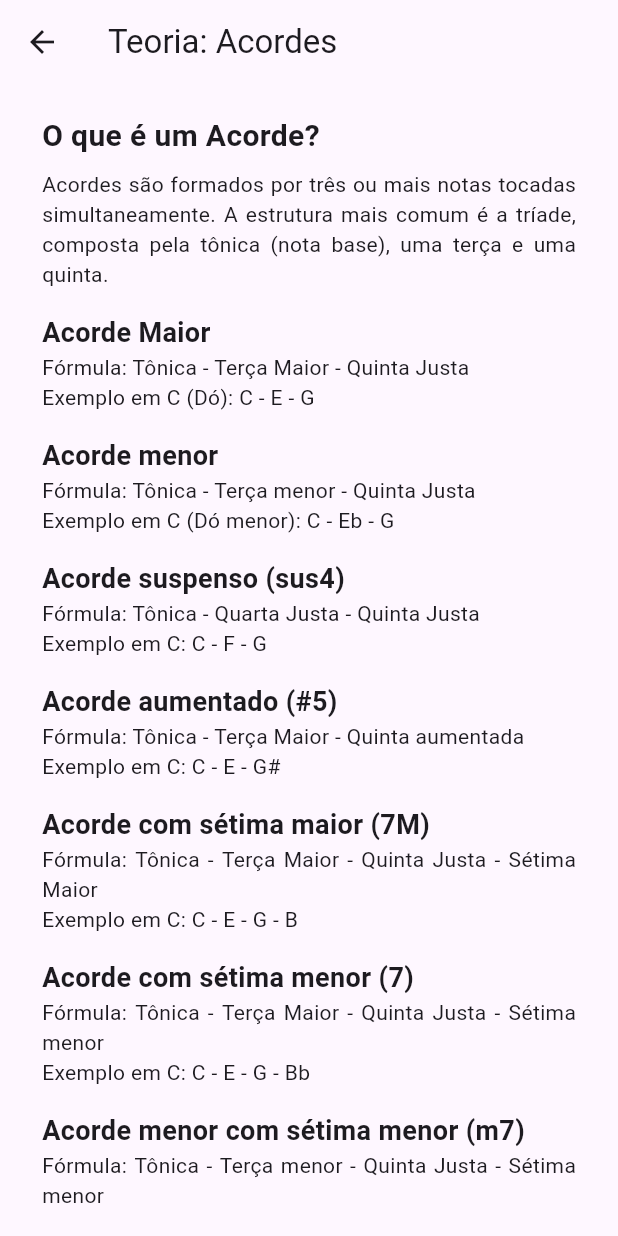
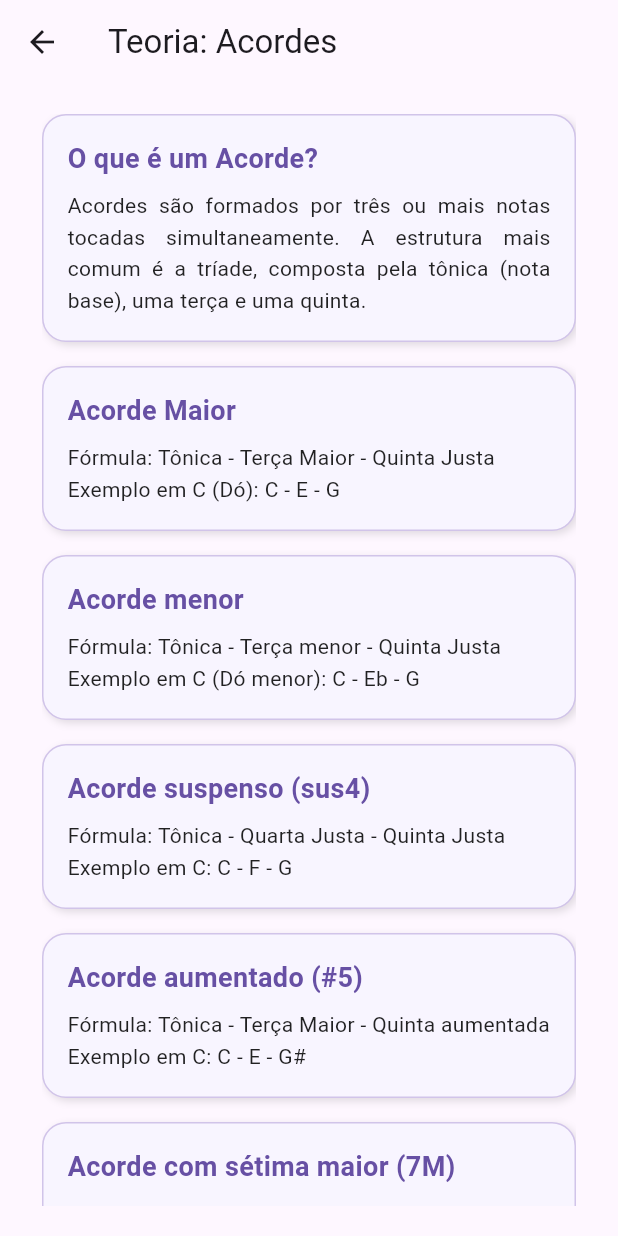
Before and after one commit to jorgearcarvalho/tabuada-do-musico, a Flutter app: the MenuAcordesPage screen opened by its route, after a tap on "Teoria", on a phone screen of 412 x 824 dp. Run offline on Flutter 3.47's test engine with Material 3 defaults, Android fonts, the phone set to English and light mode, and no system bars.

```diff
--- a/tabuada_do_musico/analysis_options.yaml
+++ b/tabuada_do_musico/analysis_options.yaml
@@ -10,7 +10,7 @@
 analyzer:
   errors:
     avoid_unnecessary_containers: ignore
-include: package:flutter_lints/flutter.yaml
+# include: package:flutter_lints/flutter.yaml
 
 linter:
   # The lint rules applied to this project can be customized in the
--- a/tabuada_do_musico/lib/pages/menu/modulo1/acordes/acordes_teoria_page.dart
+++ b/tabuada_do_musico/lib/pages/menu/modulo1/acordes/acordes_teoria_page.dart
@@ -1,4 +1,5 @@
 import 'package:flutter/material.dart';
+import 'package:tcc_app/widgets/caixinha_texto.dart';
 
 class TeoriaAcordesPage extends StatelessWidget {
   const TeoriaAcordesPage({super.key});
@@ -12,118 +13,80 @@ class TeoriaAcordesPage extends StatelessWidget {
       body: Padding(
         padding: const EdgeInsets.symmetric(horizontal: 28.0, vertical: 20),
         child: ListView(
-          children: [
-            Text(
-              'O que é um Acorde?',
-              style: TextStyle(fontSize: 20, fontWeight: FontWeight.bold),
-            ),
-            SizedBox(height: 8),
-            Text(
+          children: const [
+            CaixinhaTexto(
+              title: 'O que é um Acorde?',
+              description:
                   'Acordes são formados por três ou mais notas tocadas simultaneamente. A estrutura mais comum é a tríade, composta pela tônica (nota base), uma terça e uma quinta.',
-              textAlign: TextAlign.justify,
             ),
             SizedBox(height: 16),
-            Text(
-              'Acorde Maior',
-              style: TextStyle(fontSize: 18, fontWeight: FontWeight.bold),
-            ),
-            Text(
+            CaixinhaTexto(
+              title: 'Acorde Maior',
+              description:
                   'Fórmula: Tônica - Terça Maior - Quinta Justa\nExemplo em C (Dó): C - E - G',
-              textAlign: TextAlign.justify,
             ),
             SizedBox(height: 16),
-            Text(
-              'Acorde menor',
-              style: TextStyle(fontSize: 18, fontWeight: FontWeight.bold),
-            ),
-            Text(
+            CaixinhaTexto(
+              title: 'Acorde menor',
+              description:
                   'Fórmula: Tônica - Terça menor - Quinta Justa\nExemplo em C (Dó menor): C - Eb - G',
-              textAlign: TextAlign.justify,
             ),
             SizedBox(height: 16),
-            Text(
-              'Acorde suspenso (sus4)',
-              style: TextStyle(fontSize: 18, fontWeight: FontWeight.bold),
-            ),
-            Text(
+            CaixinhaTexto(
+              title: 'Acorde suspenso (sus4)',
+              description:
                   'Fórmula: Tônica - Quarta Justa - Quinta Justa\nExemplo em C: C - F - G',
-              textAlign: TextAlign.justify,
             ),
             SizedBox(height: 16),
-            Text(
-              'Acorde aumentado (#5)',
-              style: TextStyle(fontSize: 18, fontWeight: FontWeight.bold),
-            ),
-            Text(
+            CaixinhaTexto(
+              title: 'Acorde aumentado (#5)',
+              description:
                   'Fórmula: Tônica - Terça Maior - Quinta aumentada\nExemplo em C: C - E - G#',
-              textAlign: TextAlign.justify,
             ),
             SizedBox(height: 16),
-            Text(
-              'Acorde com sétima maior (7M)',
-              style: TextStyle(fontSize: 18, fontWeight: FontWeight.bold),
-            ),
-            Text(
+            CaixinhaTexto(
+              title: 'Acorde com sétima maior (7M)',
+              description:
                   'Fórmula: Tônica - Terça Maior - Quinta Justa - Sétima Maior\nExemplo em C: C - E - G - B',
-              textAlign: TextAlign.justify,
             ),
             SizedBox(height: 16),
-            Text(
-              'Acorde com sétima menor (7)',
-              style: TextStyle(fontSize: 18, fontWeight: FontWeight.bold),
-            ),
-            Text(
+            CaixinhaTexto(
+              title: 'Acorde com sétima menor (7)',
+              description:
                   'Fórmula: Tônica - Terça Maior - Quinta Justa - Sétima menor\nExemplo em C: C - E - G - Bb',
-              textAlign: TextAlign.justify,
             ),
             SizedBox(height: 16),
-            Text(
-              'Acorde menor com sétima menor (m7)',
-              style: TextStyle(fontSize: 18, fontWeight: FontWeight.bold),
-            ),
-            Text(
+            CaixinhaTexto(
+              title: 'Acorde menor com sétima menor (m7)',
+              description:
                   'Fórmula: Tônica - Terça menor - Quinta Justa - Sétima menor\nExemplo em C: C - Eb - G - Bb',
-              textAlign: TextAlign.justify,
             ),
             SizedBox(height: 16),
-            Text(
-              'Acorde menor com sétima maior (m7M)',
-              style: TextStyle(fontSize: 18, fontWeight: FontWeight.bold),
-            ),
-            Text(
+            CaixinhaTexto(
+              title: 'Acorde menor com sétima maior (m7M)',
+              description:
                   'Fórmula: Tônica - Terça menor - Quinta Justa - Sétima Maior\nExemplo em C: C - Eb - G - B',
-              textAlign: TextAlign.justify,
             ),
             SizedBox(height: 16),
-            Text(
-              'Acorde meio-diminuto (m7b5)',
-              style: TextStyle(fontSize: 18, fontWeight: FontWeight.bold),
-            ),
-            Text(
+            CaixinhaTexto(
+              title: 'Acorde meio-diminuto (m7b5)',
+              description:
                   'Fórmula: Tônica - Terça menor - Quinta diminuta - Sétima menor\nExemplo em C: C - Eb - Gb - Bb',
-              textAlign: TextAlign.justify,
             ),
             SizedBox(height: 16),
-            Text(
-              'Acorde diminuto (º)',
-              style: TextStyle(fontSize: 18, fontWeight: FontWeight.bold),
-            ),
-            Text(
+            CaixinhaTexto(
+              title: 'Acorde diminuto (º)',
+              description:
                   'Fórmula: Tônica - Terça menor - Quinta diminuta - Sétima diminuta\nExemplo em C: C - Eb - Gb - Bbb',
-              textAlign: TextAlign.justify,
             ),
             SizedBox(height: 16),
-            Text(
-              'Dica!',
-              style: TextStyle(fontSize: 18, fontWeight: FontWeight.bold),
-            ),
-            Text(
+            CaixinhaTexto(
+              title: 'Dica!',
+              description:
                   '- Use a fórmula correta para montar o acorde a partir da tônica.\n'
                   '- Lembre-se dos intervalos entre as notas (2 semitons = 1 tom).\n'
                   '- Fique atento à alteração de notas: sustenidos (#) ou bemóis (b).',
-              textAlign: TextAlign.justify,
             ),
-            SizedBox(height: 20),
           ],
         ),
       ),
--- a/tabuada_do_musico/lib/pages/menu/modulo1/acordes/menu_acordes_page.dart
+++ b/tabuada_do_musico/lib/pages/menu/modulo1/acordes/menu_acordes_page.dart
@@ -1,6 +1,7 @@
 import 'package:flutter/material.dart';
 import 'package:tcc_app/pages/menu/modulo1/acordes/acordes_livre_page.dart';
 import 'package:tcc_app/pages/menu/modulo1/acordes/acordes_teoria_page.dart';
+import 'package:tcc_app/widgets/imagem_bonequinho.dart';
 import 'acordes_desafio_page.dart';
 
 class MenuAcordesPage extends StatelessWidget {
@@ -14,7 +15,15 @@ class MenuAcordesPage extends StatelessWidget {
         child: Column(
           mainAxisAlignment: MainAxisAlignment.center,
           children: [
-            // Image.asset('assets/images/engenheira_acordes.png'),
+            Text(
+              'Vamos constuir acordes?',
+              style: TextStyle(fontSize: 18, fontWeight: FontWeight.w500),
+              textAlign: TextAlign.center,
+            ),
+            const SizedBox(height: 10),
+            const BonequinhoTematico(
+                imagePath: 'assets/images/engenheira_acordes.png'),
+            const SizedBox(height: 20),
             ElevatedButton(
               child: const Text('Teoria', style: TextStyle(fontSize: 20)),
               onPressed: () {
@@ -22,7 +31,7 @@ class MenuAcordesPage extends StatelessWidget {
                     MaterialPageRoute(builder: (_) => TeoriaAcordesPage()));
               },
             ),
-            const SizedBox(height: 30),
+            const SizedBox(height: 20),
             ElevatedButton(
               child: const Text('Modo Livre', style: TextStyle(fontSize: 20)),
               onPressed: () {
@@ -30,7 +39,7 @@ class MenuAcordesPage extends StatelessWidget {
                     MaterialPageRoute(builder: (_) => AcordesLivrePage()));
               },
             ),
-            const SizedBox(height: 30),
+            const SizedBox(height: 20),
             ElevatedButton(
               child: const Text('Modo Desafio', style: TextStyle(fontSize: 20)),
               onPressed: () {
--- /dev/null
+++ b/tabuada_do_musico/lib/widgets/caixinha_texto.dart
@@ -0,0 +1,57 @@
+import 'package:flutter/material.dart';
+
+class CaixinhaTexto extends StatelessWidget {
+  final String title;
+  final String description;
+
+  const CaixinhaTexto({
+    Key? key,
+    required this.title,
+    required this.description,
+  }) : super(key: key);
+
+  @override
+  Widget build(BuildContext context) {
+    return Container(
+      padding: EdgeInsets.all(16),
+      decoration: BoxDecoration(
+        color: Color(0xFFF8F5FF), // Lavanda clara, bem suave
+        borderRadius: BorderRadius.circular(16),
+        boxShadow: [
+          BoxShadow(
+            color: Colors.black12,
+            blurRadius: 4,
+            offset: Offset(2, 2),
+          ),
+        ],
+        border: Border.all(
+          color: Colors.deepPurple.shade100, // Borda roxinha sutil
+          width: 1,
+        ),
+      ),
+      child: Column(
+        crossAxisAlignment: CrossAxisAlignment.start,
+        children: [
+          Text(
+            title,
+            style: TextStyle(
+              fontWeight: FontWeight.bold,
+              fontSize: 18,
+              color: Color(0xFF6750A4),
+            ),
+          ),
+          SizedBox(height: 8),
+          Text(
+            description,
+            style: TextStyle(
+              fontSize: 14,
+              color: Colors.black87,
+              height: 1.5,
+            ),
+            textAlign: TextAlign.justify,
+          ),
+        ],
+      ),
+    );
+  }
+}
--- /dev/null
+++ b/tabuada_do_musico/lib/widgets/imagem_bonequinho.dart
@@ -0,0 +1,40 @@
+import 'package:flutter/material.dart';
+
+class BonequinhoTematico extends StatelessWidget {
+  final String imagePath;
+  final double height;
+  final double borderRadius;
+  final BoxFit fit;
+
+  const BonequinhoTematico({
+    super.key,
+    required this.imagePath,
+    this.height = 180,
+    this.borderRadius = 16,
+    this.fit = BoxFit.cover,
+  });
+
+  @override
+  Widget build(BuildContext context) {
+    return Container(
+      decoration: BoxDecoration(
+        borderRadius: BorderRadius.circular(borderRadius),
+        boxShadow: const [
+          BoxShadow(
+            color: Colors.black12,
+            blurRadius: 10,
+            offset: Offset(0, 5),
+          ),
+        ],
+      ),
+      child: ClipRRect(
+        borderRadius: BorderRadius.circular(borderRadius),
+        child: Image.asset(
+          imagePath,
+          height: height,
+          fit: fit,
+        ),
+      ),
+    );
+  }
+}
```
Also changed, not shown: tabuada_do_musico/lib/pages/menu/modulo1/escalas/escalas_teoria_page.dart (+29 -46 lines), tabuada_do_musico/lib/pages/menu/modulo1/escalas/menu_escalas_page.dart (+12 -3 lines), tabuada_do_musico/lib/pages/menu/modulo1/intervalos/intervalos_teoria_page.dart (+13 -30 lines), tabuada_do_musico/lib/pages/menu/modulo1/intervalos/menu_intervalos_page.dart (+24 -8 lines). Lines whose indentation alone changed are shown as unchanged.
